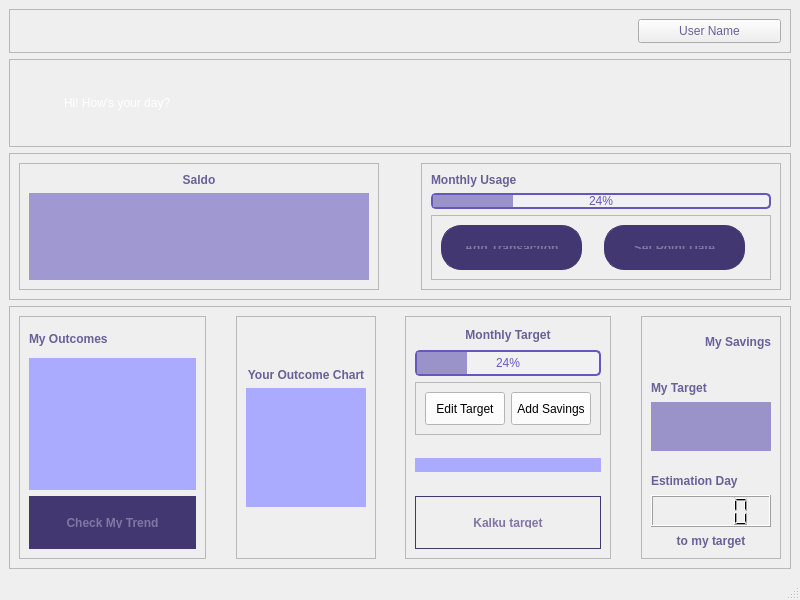
Before: the Qt Designer form ui_files/dashboard.ui in naryama8/gui_app_kelompok3, drawn with Qt 5.
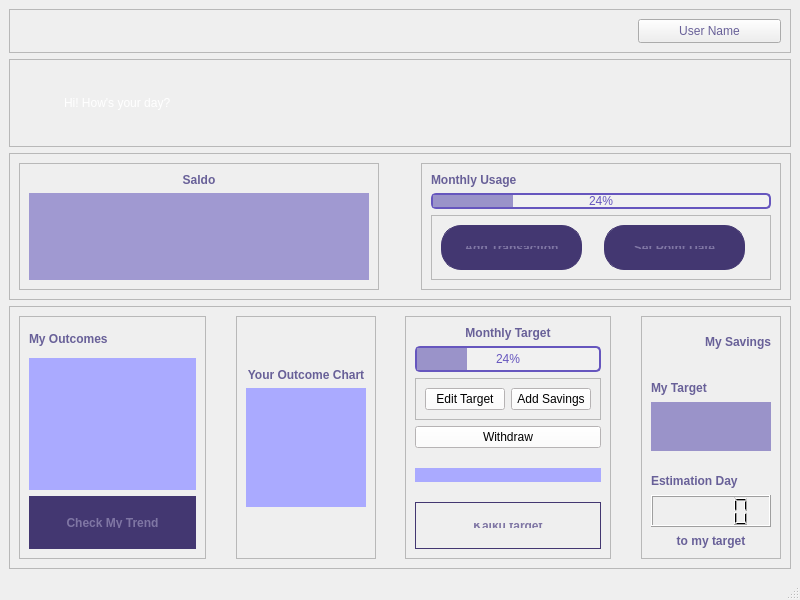
After: the same form once the commit is applied.

Patch:
```diff
--- a/ui_files/dashboard.ui
+++ b/ui_files/dashboard.ui
@@ -570,7 +570,7 @@
          <property name="frameShadow">
           <enum>QFrame::Raised</enum>
          </property>
-         <layout class="QVBoxLayout" name="verticalLayout_5" stretch="1,0,3,1,0,1,3">
+         <layout class="QVBoxLayout" name="verticalLayout_5" stretch="1,0,3,0,1,0,1,3">
           <item>
            <widget class="QLabel" name="label_11">
             <property name="sizePolicy">
@@ -682,6 +682,16 @@
             </layout>
            </widget>
           </item>
+          <item>
+           <widget class="QPushButton" name="withdraw">
+            <property name="styleSheet">
+             <string notr="true">background-color: rgb(255, 251, 252);</string>
+            </property>
+            <property name="text">
+             <string>Withdraw</string>
+            </property>
+           </widget>
+          </item>
           <item>
            <spacer name="verticalSpacer_3">
             <property name="orientation">
```
